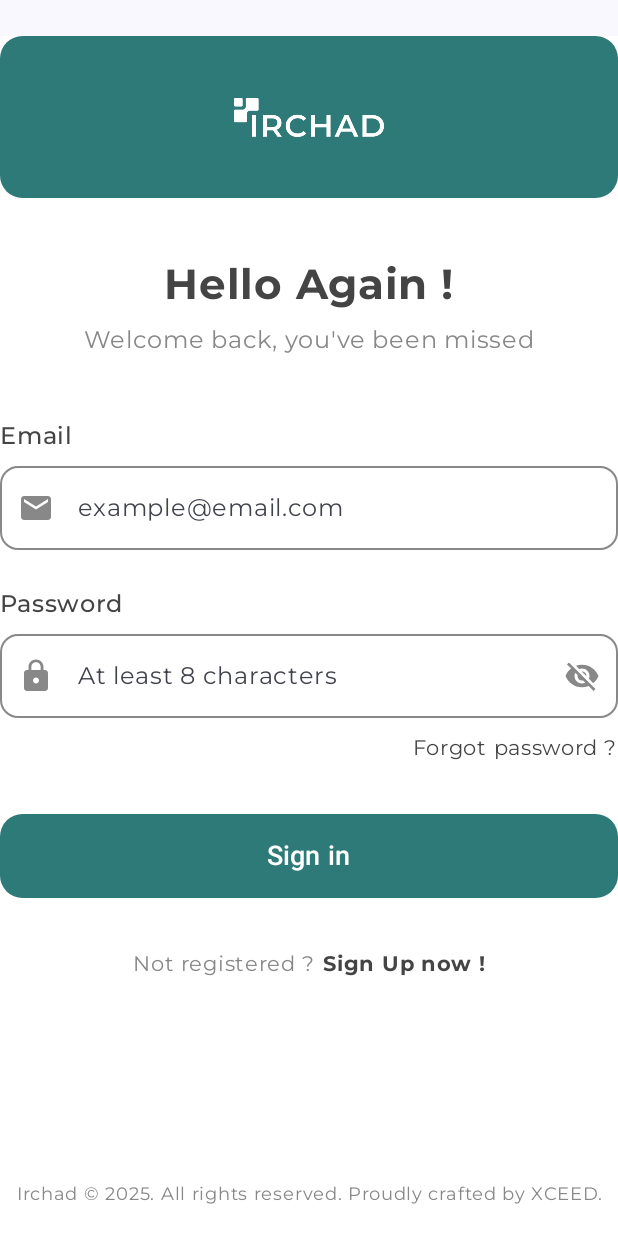
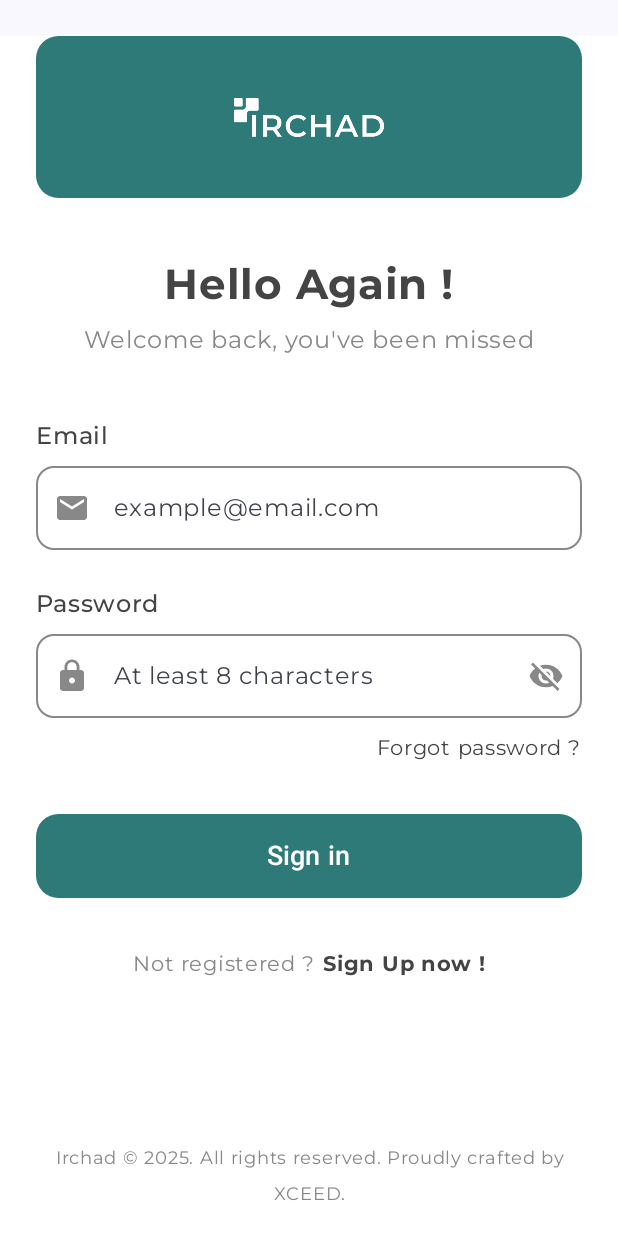
Before and after one commit to IrchadX/IrchadMaintenance, an Android app built with Jetpack Compose: the screen it shows after launch (MainActivity), on a phone screen of 412 x 824 dp. Run offline under Robolectric (Android 15) with nearby library versions, the phone set to English and light mode, and no system bars; libraries missing offline, so code that uses them is left out: io.socket.client; 8 statements that could not run were skipped.

Commit message:
ui enhancement

```diff
--- a/app/src/main/java/com/example/irchadmaintenance/api/Client.kt
+++ b/app/src/main/java/com/example/irchadmaintenance/api/Client.kt
@@ -17,7 +17,7 @@ import java.util.concurrent.TimeUnit
 
 
 object Client {
-    private const val BASE_URL = "http://192.168.93.216:3000"
+    private const val BASE_URL = "http://10.0.2.2:5100"
     private val loggingInterceptor = HttpLoggingInterceptor().apply {
         level = HttpLoggingInterceptor.Level.BODY
     }
--- a/app/src/main/java/com/example/irchadmaintenance/ui/screens/SignInScreen.kt
+++ b/app/src/main/java/com/example/irchadmaintenance/ui/screens/SignInScreen.kt
@@ -76,7 +76,8 @@ fun SignInScreen(
     ) {
         Column(
             modifier = Modifier
-                .fillMaxSize(),
+                .fillMaxSize()
+                .padding(horizontal = 24.dp),
             horizontalAlignment = Alignment.CenterHorizontally
         ) {
             // Header with IRCHAD logo
@@ -97,7 +98,8 @@ fun SignInScreen(
                     Box(
                         modifier = Modifier
                             .fillMaxWidth()
-                            .height(100.dp), // Adjust height to your need
+                            .height(100.dp),
+
                         contentAlignment = Alignment.Center
                     ) {
                         Image(
@@ -116,6 +118,7 @@ fun SignInScreen(
                     .fillMaxWidth()
                     .padding(top = 40.dp),
                 horizontalAlignment = Alignment.CenterHorizontally
+
             ) {
 
                 Text(
--- a/gradle/libs.versions.toml
+++ b/gradle/libs.versions.toml
@@ -1,5 +1,5 @@
 [versions]
-agp = "8.8.2"
+agp = "8.7.0"
 converterGson = "2.9.0"
 datastorePreferences = "1.0.0"
 hiltAndroid = "2.48"
```
